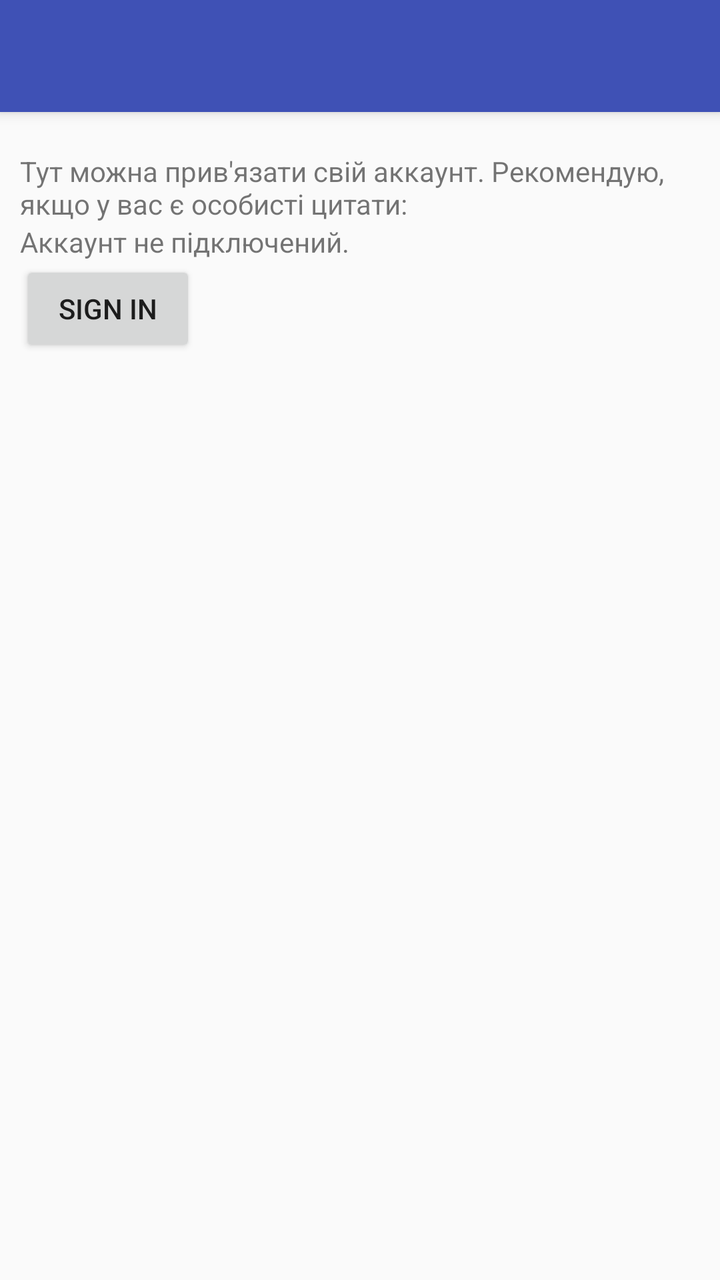
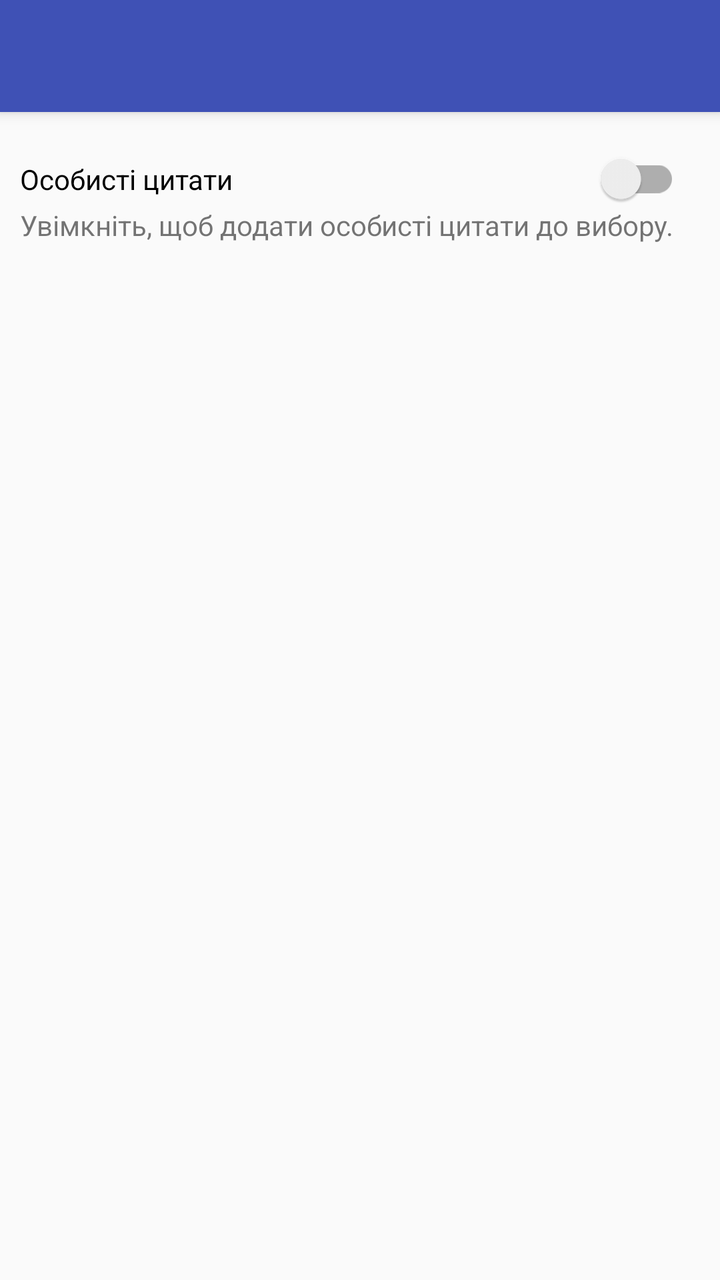

Compare the two renders of this Android layout. The source of the first and the diff that turns it into the second are given below.
<!-- AndroidManifest.xml: activity theme AppTheme.NoActionBar -->
<!-- res/layout/activity_settings.xml -->
<?xml version="1.0" encoding="utf-8"?>
<androidx.coordinatorlayout.widget.CoordinatorLayout xmlns:android="http://schemas.android.com/apk/res/android"
    xmlns:app="http://schemas.android.com/apk/res-auto"
    xmlns:tools="http://schemas.android.com/tools"
    android:id="@+id/settingsCoordinatorLayout"
    android:layout_width="match_parent"
    android:layout_height="match_parent"
    tools:context=".MainActivity">
    <com.google.android.material.appbar.AppBarLayout
        android:layout_width="match_parent"
        android:layout_height="wrap_content"
        android:theme="@style/AppTheme.AppBarOverlay">

        <androidx.appcompat.widget.Toolbar
            android:id="@+id/toolbar"
            android:layout_width="match_parent"
            android:layout_height="?attr/actionBarSize"
            android:background="?attr/colorPrimary"
            app:popupTheme="@style/AppTheme.PopupOverlay" />

    </com.google.android.material.appbar.AppBarLayout>

    <LinearLayout
        android:layout_width="match_parent"
        android:layout_height="match_parent"
        android:paddingTop="?attr/actionBarSize"
        style="@style/layoutContent"
        android:orientation="vertical">
        <TextView
            android:layout_width="wrap_content"
            android:layout_height="wrap_content"
            android:text="@string/txt_signin" />
        <TextView
            android:id="@+id/account_status"
            android:layout_width="wrap_content"
            android:layout_height="wrap_content"
            android:text="@string/account_not_linked" />
        <Button
            android:id="@+id/btn_signin"
            android:layout_width="wrap_content"
            android:layout_height="wrap_content"
            android:text="@string/btn_signin" />
        <Button
            android:id="@+id/btn_unlink"
            android:layout_width="wrap_content"
            android:layout_height="wrap_content"
            android:text="@string/btn_unlink_account"
            android:visibility="gone" />
    </LinearLayout>

</androidx.coordinatorlayout.widget.CoordinatorLayout>
<!-- resources referenced by this layout -->
<resources>
  <string name="account_not_linked">Аккаунт не підключений.</string>
  <string name="btn_signin">Sign In</string>
  <string name="btn_unlink_account">Відв\'язати аккаунт</string>
  <string name="txt_signin">Тут можна прив\'язати свій аккаунт. Рекомендую, якщо у вас є особисті цитати:</string>
  <style name="AppTheme.AppBarOverlay" parent="ThemeOverlay.AppCompat.Dark.ActionBar" />
  <style name="AppTheme.PopupOverlay" parent="ThemeOverlay.AppCompat.Light" />
  <style name="layoutContent">
          <item name="android:layout_marginTop">20dp</item>
          <item name="android:layout_marginRight">20dp</item>
          <item name="android:layout_marginBottom">10dp</item>
          <item name="android:layout_marginLeft">10dp</item>
      </style>
  <style name="AppTheme.NoActionBar">
          <item name="windowActionBar">false</item>
          <item name="windowNoTitle">true</item>
      </style>
</resources>

<!-- the commit's change to res/layout/activity_settings.xml (unified diff, before → after) -->
@@ -26,26 +26,15 @@
         android:paddingTop="?attr/actionBarSize"
         style="@style/layoutContent"
         android:orientation="vertical">
+        <androidx.appcompat.widget.SwitchCompat
+            android:id="@+id/personal_quotes_switch"
+            android:layout_width="match_parent"
+            android:layout_height="wrap_content"
+            android:text="@string/personal_quotes_enabled" />
         <TextView
-            android:layout_width="wrap_content"
+            android:layout_width="match_parent"
             android:layout_height="wrap_content"
-            android:text="@string/txt_signin" />
-        <TextView
-            android:id="@+id/account_status"
-            android:layout_width="wrap_content"
-            android:layout_height="wrap_content"
-            android:text="@string/account_not_linked" />
-        <Button
-            android:id="@+id/btn_signin"
-            android:layout_width="wrap_content"
-            android:layout_height="wrap_content"
-            android:text="@string/btn_signin" />
-        <Button
-            android:id="@+id/btn_unlink"
-            android:layout_width="wrap_content"
-            android:layout_height="wrap_content"
-            android:text="@string/btn_unlink_account"
-            android:visibility="gone" />
+            android:text="@string/personal_quotes_description" />
     </LinearLayout>
 
 </androidx.coordinatorlayout.widget.CoordinatorLayout>
<!-- resource entries referenced after the edit -->
@@ -1,9 +1,7 @@
 <!-- resources referenced by this layout -->
 <resources>
-  <string name="account_not_linked">Аккаунт не підключений.</string>
-  <string name="btn_signin">Sign In</string>
-  <string name="btn_unlink_account">Відв\'язати аккаунт</string>
-  <string name="txt_signin">Тут можна прив\'язати свій аккаунт. Рекомендую, якщо у вас є особисті цитати:</string>
+  <string name="personal_quotes_description">Увімкніть, щоб додати особисті цитати до вибору.</string>
+  <string name="personal_quotes_enabled">Особисті цитати</string>
   <style name="AppTheme.AppBarOverlay" parent="ThemeOverlay.AppCompat.Dark.ActionBar" />
   <style name="AppTheme.PopupOverlay" parent="ThemeOverlay.AppCompat.Light" />
   <style name="layoutContent">
